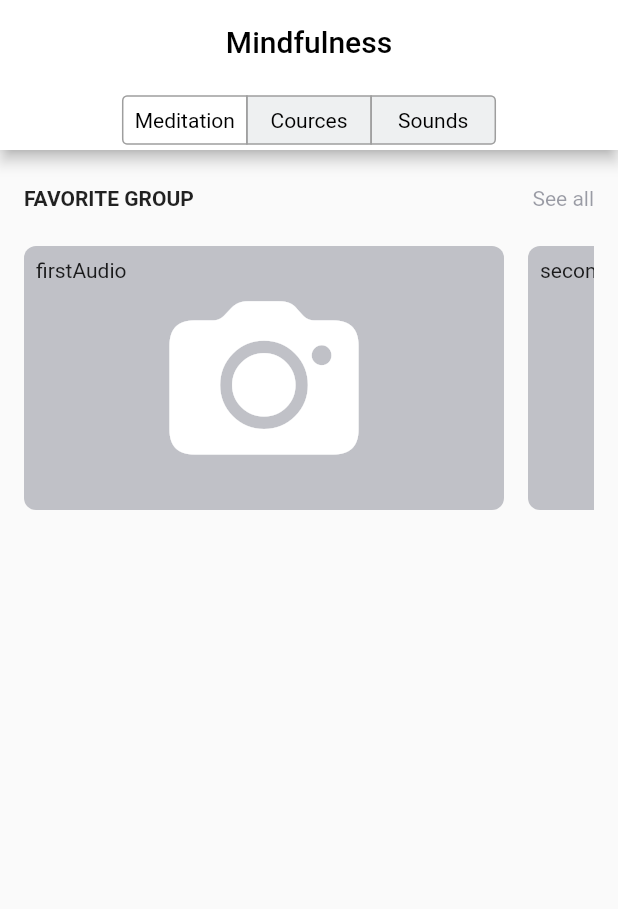
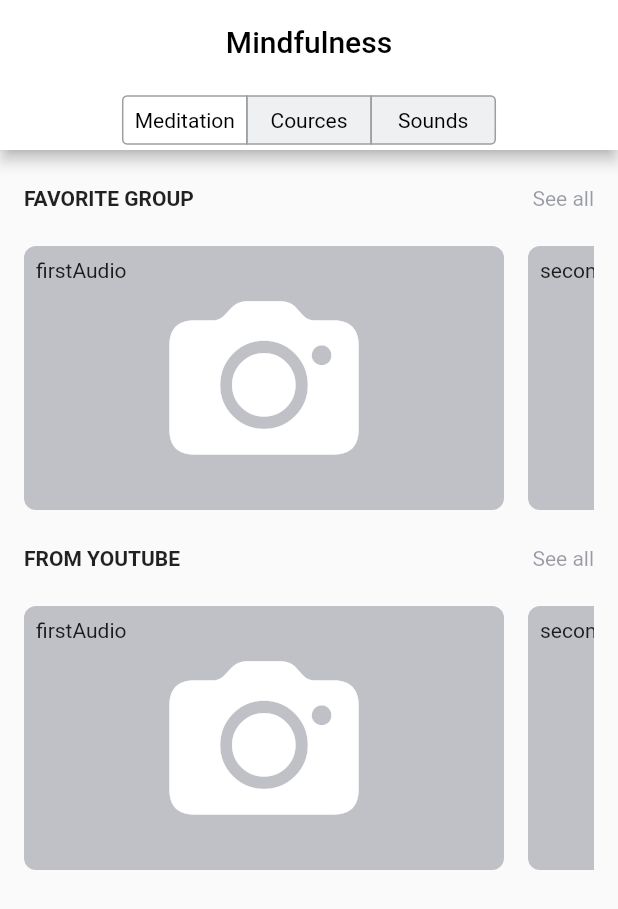
Before and after one commit to ViktorJasch/audio_player, a Flutter app: the screen it shows after launch, on a phone screen of 412 x 824 dp. Shown: the top 909 px of the screen. Run offline on Flutter 3.47's test engine with Material 2 defaults, Android fonts, the phone set to English and light mode, and no system bars.

Commit message:
Добавил список групп записей на панель

```diff
--- a/lib/presentation/audio_collections/audio_group_horizontal_list.dart
+++ b/lib/presentation/audio_collections/audio_group_horizontal_list.dart
@@ -2,7 +2,11 @@ import 'package:audio_player/presentation/audio_collections/ui_models/audio_grou
 import 'package:flutter/cupertino.dart';
 
 class AudioGroupHorizontalList extends StatelessWidget {
-  final AudioGroupUi audioGroupUi = AudioGroupUi('Favorite Group', ['firstAudio', 'secondAudio']);
+  final AudioGroupUi audioGroupUi;
+
+  AudioGroupHorizontalList({
+    @required this.audioGroupUi
+  });
 
   @override
   Widget build(BuildContext context) {
--- a/lib/presentation/audio_collections/audio_section_panel.dart
+++ b/lib/presentation/audio_collections/audio_section_panel.dart
@@ -1,15 +1,25 @@
 import 'package:audio_player/presentation/audio_collections/audio_group_horizontal_list.dart';
+import 'package:audio_player/presentation/audio_collections/ui_models/audio_group_ui.dart';
 import 'package:flutter/cupertino.dart';
 
 class AudioSectionPanel extends StatelessWidget {
   final String title;
+  final List<AudioGroupUi> audioGroupUiList = [
+    AudioGroupUi('Favorite Group', ['firstAudio', 'secondAudio']),
+    AudioGroupUi('From YouTube', ['firstAudio', 'secondAudio']),
+  ];
 
   AudioSectionPanel({this.title});
 
   @override
   Widget build(BuildContext context) {
     return Container(
-      child: AudioGroupHorizontalList(),
+      child: ListView(
+        children: <Widget>[
+          AudioGroupHorizontalList(audioGroupUi: audioGroupUiList[0]),
+          AudioGroupHorizontalList(audioGroupUi: audioGroupUiList[1]),
+        ],
+      )
     );
   }
 }
```
